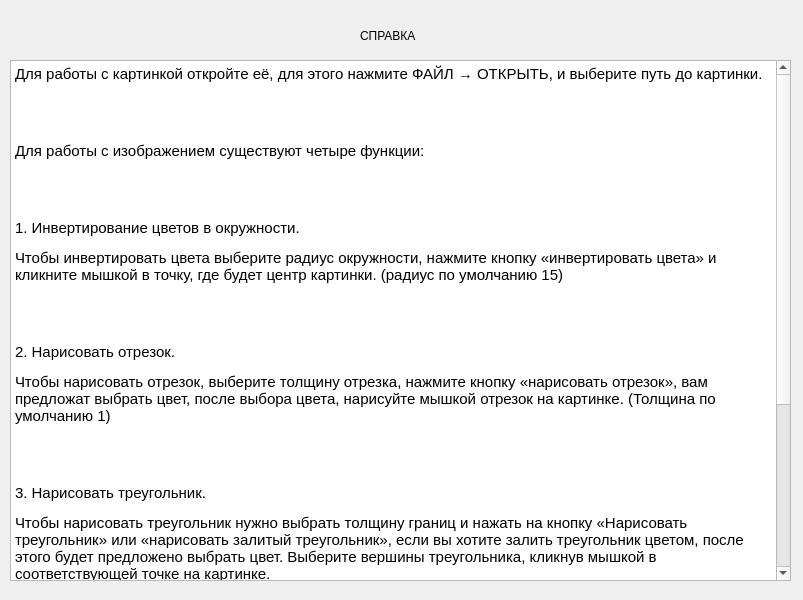
First picture: the form in bmpcW/instruction.ui, repository shakhinn/CW, before the edit.
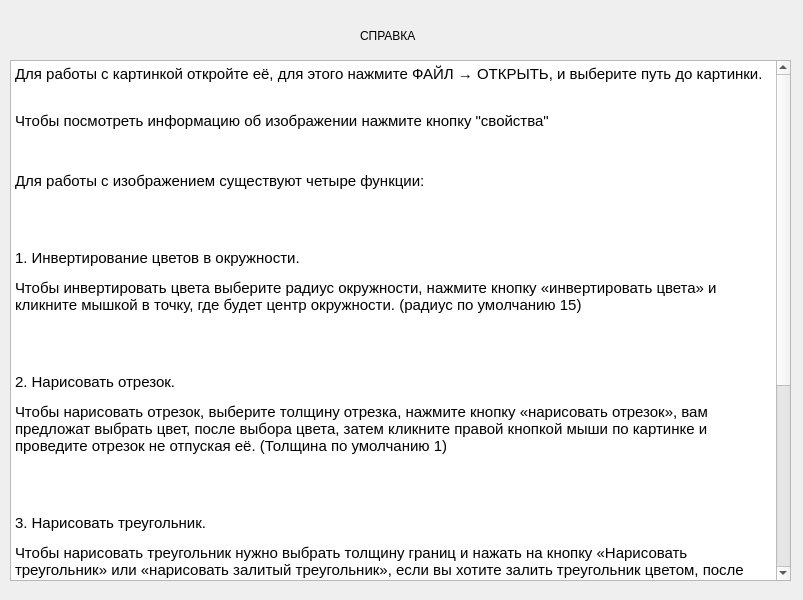
Second picture: the form after the edit.

Patch:
```diff
--- a/bmpcW/instruction.ui
+++ b/bmpcW/instruction.ui
@@ -28,21 +28,22 @@
 p, li { white-space: pre-wrap; }
 &lt;/style&gt;&lt;/head&gt;&lt;body style=&quot; font-family:'Ubuntu'; font-size:11pt; font-weight:400; font-style:normal;&quot;&gt;
 &lt;p style=&quot; margin-top:12px; margin-bottom:0px; margin-left:0px; margin-right:0px; -qt-block-indent:0; text-indent:0px; line-height:100%;&quot;&gt;Для работы с картинкой откройте её, для этого нажмите ФАЙЛ → ОТКРЫТЬ, и выберите путь до картинки.&lt;/p&gt;
-&lt;p style=&quot; margin-top:12px; margin-bottom:0px; margin-left:0px; margin-right:0px; -qt-block-indent:0; text-indent:0px; line-height:100%;&quot;&gt;&lt;br /&gt;&lt;/p&gt;
+&lt;p style=&quot; margin-top:12px; margin-bottom:0px; margin-left:0px; margin-right:0px; -qt-block-indent:0; text-indent:0px; line-height:100%;&quot;&gt;&lt;br /&gt;Чтобы посмотреть информацию об изображении нажмите кнопку &amp;quot;свойства&amp;quot;&lt;/p&gt;
+&lt;p style=&quot;-qt-paragraph-type:empty; margin-top:12px; margin-bottom:0px; margin-left:0px; margin-right:0px; -qt-block-indent:0; text-indent:0px; line-height:100%;&quot;&gt;&lt;br /&gt;&lt;/p&gt;
 &lt;p style=&quot; margin-top:12px; margin-bottom:0px; margin-left:0px; margin-right:0px; -qt-block-indent:0; text-indent:0px; line-height:100%;&quot;&gt;Для работы с изображением существуют четыре функции:&lt;/p&gt;
 &lt;p style=&quot; margin-top:12px; margin-bottom:0px; margin-left:0px; margin-right:0px; -qt-block-indent:0; text-indent:0px; line-height:100%;&quot;&gt;&lt;br /&gt;&lt;/p&gt;
 &lt;p style=&quot; margin-top:12px; margin-bottom:0px; margin-left:0px; margin-right:0px; -qt-block-indent:0; text-indent:0px; line-height:100%;&quot;&gt;1. Инвертирование цветов в окружности.&lt;/p&gt;
-&lt;p style=&quot; margin-top:12px; margin-bottom:0px; margin-left:0px; margin-right:0px; -qt-block-indent:0; text-indent:0px; line-height:100%;&quot;&gt;Чтобы инвертировать цвета выберите радиус окружности, нажмите кнопку «инвертировать цвета» и кликните мышкой в точку, где будет центр картинки. (радиус по умолчанию 15)&lt;/p&gt;
+&lt;p style=&quot; margin-top:12px; margin-bottom:0px; margin-left:0px; margin-right:0px; -qt-block-indent:0; text-indent:0px; line-height:100%;&quot;&gt;Чтобы инвертировать цвета выберите радиус окружности, нажмите кнопку «инвертировать цвета» и кликните мышкой в точку, где будет центр окружности. (радиус по умолчанию 15)&lt;/p&gt;
 &lt;p style=&quot; margin-top:12px; margin-bottom:0px; margin-left:0px; margin-right:0px; -qt-block-indent:0; text-indent:0px; line-height:100%;&quot;&gt;&lt;br /&gt;&lt;/p&gt;
 &lt;p style=&quot; margin-top:12px; margin-bottom:0px; margin-left:0px; margin-right:0px; -qt-block-indent:0; text-indent:0px; line-height:100%;&quot;&gt;2. Нарисовать отрезок.&lt;/p&gt;
-&lt;p style=&quot; margin-top:12px; margin-bottom:0px; margin-left:0px; margin-right:0px; -qt-block-indent:0; text-indent:0px; line-height:100%;&quot;&gt;Чтобы нарисовать отрезок, выберите толщину отрезка, нажмите кнопку «нарисовать отрезок», вам предложат выбрать цвет, после выбора цвета, нарисуйте мышкой отрезок на картинке. (Толщина по умолчанию 1)&lt;/p&gt;
+&lt;p style=&quot; margin-top:12px; margin-bottom:0px; margin-left:0px; margin-right:0px; -qt-block-indent:0; text-indent:0px; line-height:100%;&quot;&gt;Чтобы нарисовать отрезок, выберите толщину отрезка, нажмите кнопку «нарисовать отрезок», вам предложат выбрать цвет, после выбора цвета, затем кликните правой кнопкой мыши по картинке и проведите отрезок не отпуская её. (Толщина по умолчанию 1)&lt;/p&gt;
 &lt;p style=&quot; margin-top:12px; margin-bottom:0px; margin-left:0px; margin-right:0px; -qt-block-indent:0; text-indent:0px; line-height:100%;&quot;&gt;&lt;br /&gt;&lt;/p&gt;
 &lt;p style=&quot; margin-top:12px; margin-bottom:0px; margin-left:0px; margin-right:0px; -qt-block-indent:0; text-indent:0px; line-height:100%;&quot;&gt;3. Нарисовать треугольник.&lt;/p&gt;
-&lt;p style=&quot; margin-top:12px; margin-bottom:0px; margin-left:0px; margin-right:0px; -qt-block-indent:0; text-indent:0px; line-height:100%;&quot;&gt;Чтобы нарисовать треугольник нужно выбрать толщину границ и нажать на кнопку «Нарисовать треугольник» или «нарисовать залитый треугольник», если вы хотите залить треугольник цветом, после этого будет предложено выбрать цвет. Выберите вершины треугольника, кликнув мышкой в соответствующей точке на картинке.&lt;/p&gt;
-&lt;p style=&quot; margin-top:12px; margin-bottom:0px; margin-left:0px; margin-right:0px; -qt-block-indent:0; text-indent:0px; line-height:100%;&quot;&gt;&lt;br /&gt;&lt;/p&gt;
+&lt;p style=&quot; margin-top:12px; margin-bottom:0px; margin-left:0px; margin-right:0px; -qt-block-indent:0; text-indent:0px; line-height:100%;&quot;&gt;Чтобы нарисовать треугольник нужно выбрать толщину границ и нажать на кнопку «Нарисовать треугольник» или «нарисовать залитый треугольник», если вы хотите залить треугольник цветом, после этого будет предложено выбрать цвет (сначала цвет границы, потом цвет заливки). Выберите вершины треугольника, кликнув мышкой в соответствующие точки на картинке.&lt;/p&gt;
+&lt;p style=&quot; margin-top:12px; margin-bottom:0px; margin-left:0px; margin-right:0px; -qt-block-indent:0; text-indent:0px; line-height:100%;&quot;&gt;&lt;span style=&quot; color:#ef2929;&quot;&gt;WARNING: заливка треугольника работает на треугольниках с площадью до 200 тыс. пикселей.&lt;/span&gt;&lt;br /&gt;&lt;/p&gt;
 &lt;p style=&quot; margin-top:12px; margin-bottom:0px; margin-left:0px; margin-right:0px; -qt-block-indent:0; text-indent:0px; line-height:100%;&quot;&gt;4. Обрезать изображение&lt;/p&gt;
 &lt;p style=&quot; margin-top:12px; margin-bottom:0px; margin-left:0px; margin-right:0px; -qt-block-indent:0; text-indent:0px; line-height:100%;&quot;&gt;&lt;br /&gt;&lt;/p&gt;
-&lt;p style=&quot; margin-top:12px; margin-bottom:0px; margin-left:0px; margin-right:0px; -qt-block-indent:0; text-indent:0px; line-height:100%;&quot;&gt;Для того чтобы обрезать изображение нажите на соответствующую кнопку и проведите мышкой от левого верхнего до правого нижнего угла.&lt;/p&gt;
+&lt;p style=&quot; margin-top:12px; margin-bottom:0px; margin-left:0px; margin-right:0px; -qt-block-indent:0; text-indent:0px; line-height:100%;&quot;&gt;Для того чтобы обрезать изображение нажмите на соответствующую кнопку, затем кликните мышкой в точку, которая будет левым верхним углом нового изображения, и не отпуская кнопку мыши проведите диагонал до правого нижнего угла нового изображния.&lt;/p&gt;
 &lt;p style=&quot; margin-top:12px; margin-bottom:0px; margin-left:0px; margin-right:0px; -qt-block-indent:0; text-indent:0px; line-height:100%;&quot;&gt;&lt;br /&gt;&lt;/p&gt;
 &lt;p style=&quot; margin-top:12px; margin-bottom:0px; margin-left:0px; margin-right:0px; -qt-block-indent:0; text-indent:0px; line-height:100%;&quot;&gt;Вы можете сохранить изображение, нажав ФАЙЛ → СОХРАНИТЬ, и указав путь.&lt;/p&gt;&lt;/body&gt;&lt;/html&gt;</string>
    </property>
```
